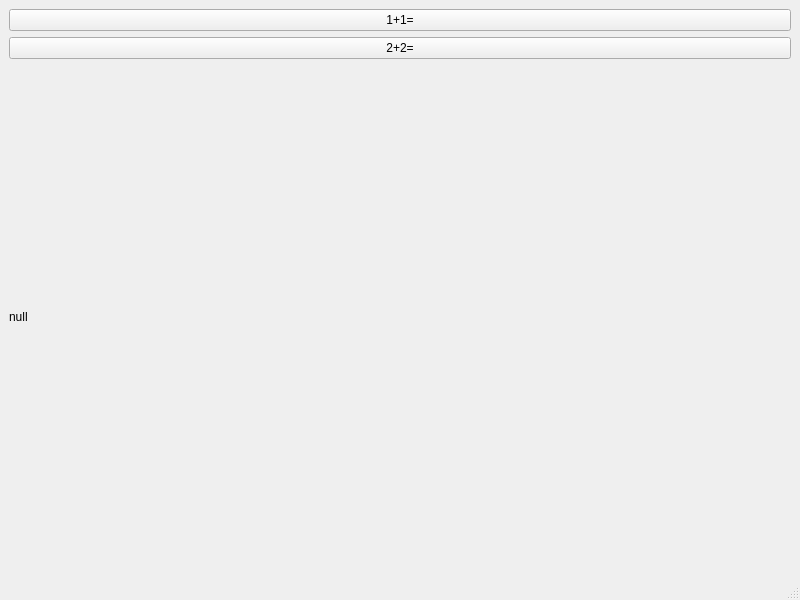
Above: Apps/DJI4in1Waypoints/MainWindow.ui from gukazma/DJI4in1Waypoints before the change. Below: the same form after it.
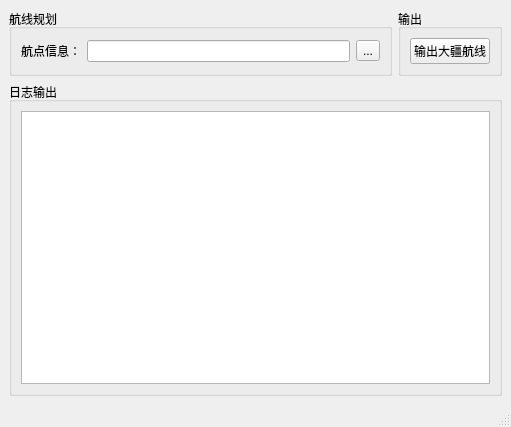
That is the form after the change.

Patch:
```diff
--- a/Apps/DJI4in1Waypoints/MainWindow.ui
+++ b/Apps/DJI4in1Waypoints/MainWindow.ui
@@ -6,34 +6,75 @@
    <rect>
     <x>0</x>
     <y>0</y>
-    <width>800</width>
-    <height>600</height>
+    <width>511</width>
+    <height>427</height>
    </rect>
   </property>
   <property name="windowTitle">
    <string>MainWindow</string>
   </property>
   <widget class="QWidget" name="centralwidget">
-   <layout class="QVBoxLayout" name="verticalLayout">
+   <layout class="QVBoxLayout" name="verticalLayout_4">
     <item>
-     <widget class="QPushButton" name="pushButton">
-      <property name="text">
-       <string>1+1=</string>
-      </property>
-     </widget>
+     <layout class="QHBoxLayout" name="horizontalLayout_2">
+      <item>
+       <widget class="QGroupBox" name="groupBox">
+        <property name="title">
+         <string>航线规划</string>
+        </property>
+        <layout class="QVBoxLayout" name="verticalLayout">
+         <item>
+          <layout class="QHBoxLayout" name="horizontalLayout">
+           <item>
+            <widget class="QLabel" name="label">
+             <property name="text">
+              <string>航点信息：</string>
+             </property>
+            </widget>
+           </item>
+           <item>
+            <widget class="QLineEdit" name="lineEdit"/>
+           </item>
+           <item>
+            <widget class="QToolButton" name="toolButton">
+             <property name="text">
+              <string>...</string>
+             </property>
+            </widget>
+           </item>
+          </layout>
+         </item>
+        </layout>
+       </widget>
+      </item>
+      <item>
+       <widget class="QGroupBox" name="groupBox_3">
+        <property name="title">
+         <string>输出</string>
+        </property>
+        <layout class="QVBoxLayout" name="verticalLayout_3">
+         <item>
+          <widget class="QPushButton" name="pushButton">
+           <property name="text">
+            <string>输出大疆航线</string>
+           </property>
+          </widget>
+         </item>
+        </layout>
+       </widget>
+      </item>
+     </layout>
     </item>
     <item>
-     <widget class="QPushButton" name="pushButton_2">
-      <property name="text">
-       <string>2+2=</string>
+     <widget class="QGroupBox" name="groupBox_2">
+      <property name="title">
+       <string>日志输出</string>
       </property>
-     </widget>
-    </item>
-    <item>
-     <widget class="QLabel" name="label">
-      <property name="text">
-       <string>null</string>
-      </property>
+      <layout class="QVBoxLayout" name="verticalLayout_2">
+       <item>
+        <widget class="QPlainTextEdit" name="plainTextEdit"/>
+       </item>
+      </layout>
      </widget>
     </item>
    </layout>
```
Left out of the diff: 4 changed lines with no effect on the pictures.
